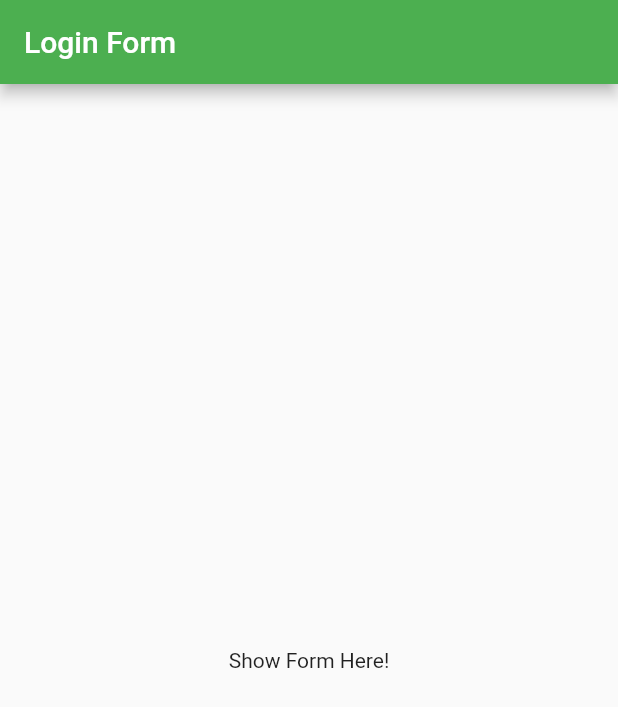
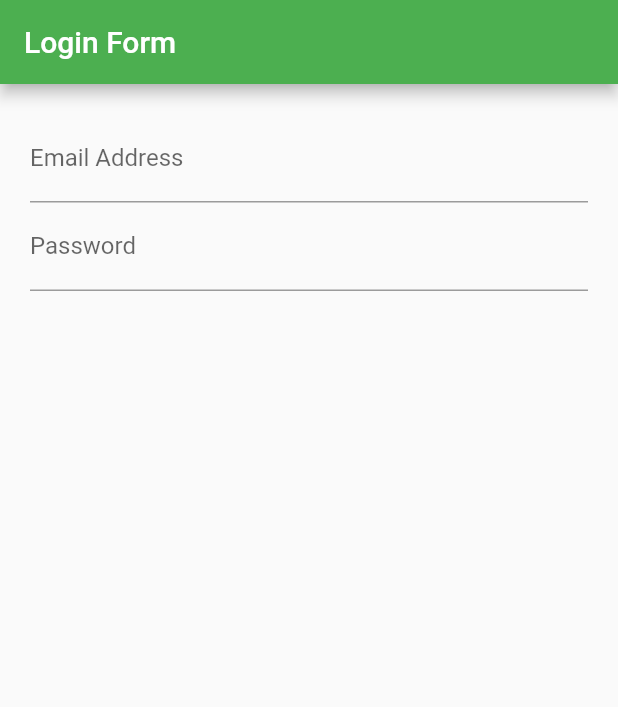
Before and after one commit to asemsafan/forms_and_validation, a Flutter app: the screen it shows after launch, on a phone screen of 412 x 824 dp. Shown: the top 707 px of the screen. Run offline on Flutter 3.47's test engine with Material 2 defaults, Android fonts, the phone set to English and light mode, and no system bars.

Commit message:
- Adding Password and Email Fields - Know more about TextFormField and its decoration and keyboard type as email or password

```diff
--- a/lib/src/app.dart
+++ b/lib/src/app.dart
@@ -1,4 +1,6 @@
 import 'package:flutter/material.dart';
+import 'screens/login_screen.dart';
+
 
 class App extends StatelessWidget {
   @override
@@ -10,9 +12,7 @@ class App extends StatelessWidget {
             backgroundColor: Colors.green,
             title: new Text('Login Form'),
           ),
-          body:Center(
-          child: Text('Show Form Here!'),
-          )    ,
+          body: LoginScreen(),
       )
     );
   }
--- /dev/null
+++ b/lib/src/screens/login_screen.dart
@@ -0,0 +1,49 @@
+import 'package:flutter/material.dart';
+
+class LoginScreen extends StatefulWidget{
+  @override
+  State<StatefulWidget> createState() {
+    return LoginScreenState();
+  }
+
+}
+
+class LoginScreenState extends State<LoginScreen>{
+  @override
+  Widget build(BuildContext context) {
+    return new Container(
+      margin: EdgeInsets.all(20.0),
+      child: new Form(
+          child: new Column(
+            children: <Widget>[
+              emailField(),
+              passwordField(),
+//              submitButton(),
+            ],
+          ),
+      ),
+    );
+  }
+
+  Widget emailField(){
+    return TextFormField(
+      keyboardType: TextInputType.emailAddress,
+      decoration:  new InputDecoration(
+        labelText: 'Email Address',
+        hintText: 'You@example.com',
+      ),
+    );
+  }
+  Widget passwordField(){
+    return TextFormField(
+      obscureText: true,
+      decoration:  new InputDecoration(
+        labelText: 'Password',
+        hintText: 'Enter Password',
+      ),
+    );
+  }
+//  Widget submitButton(){
+//
+//  }
+}
```
